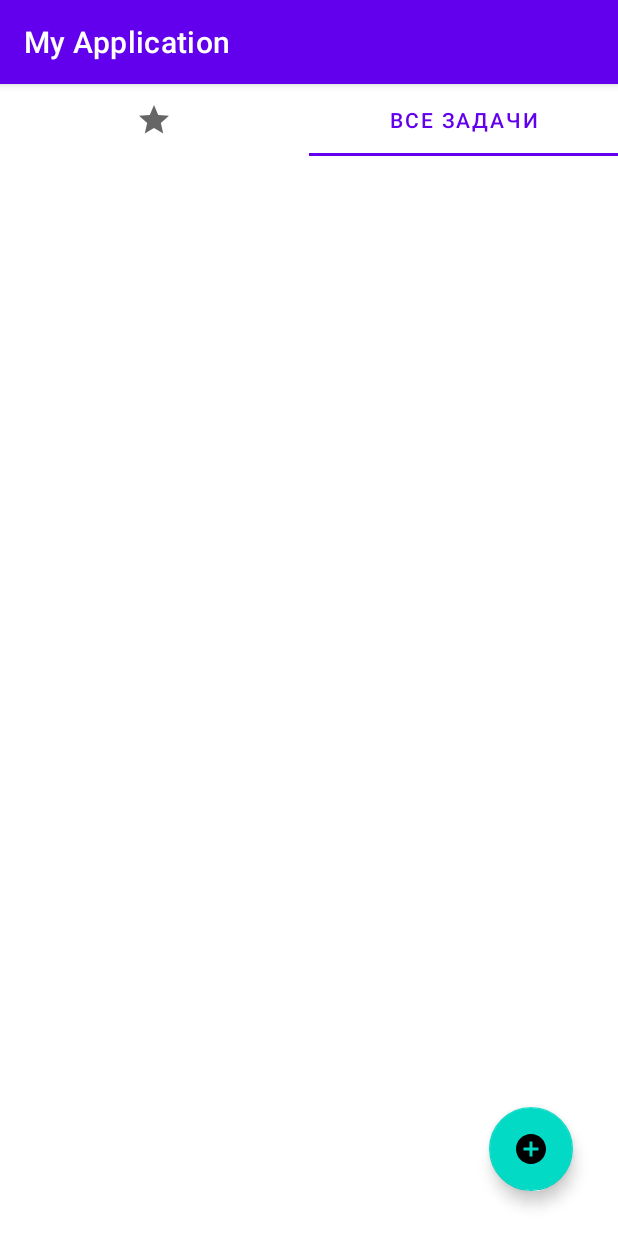
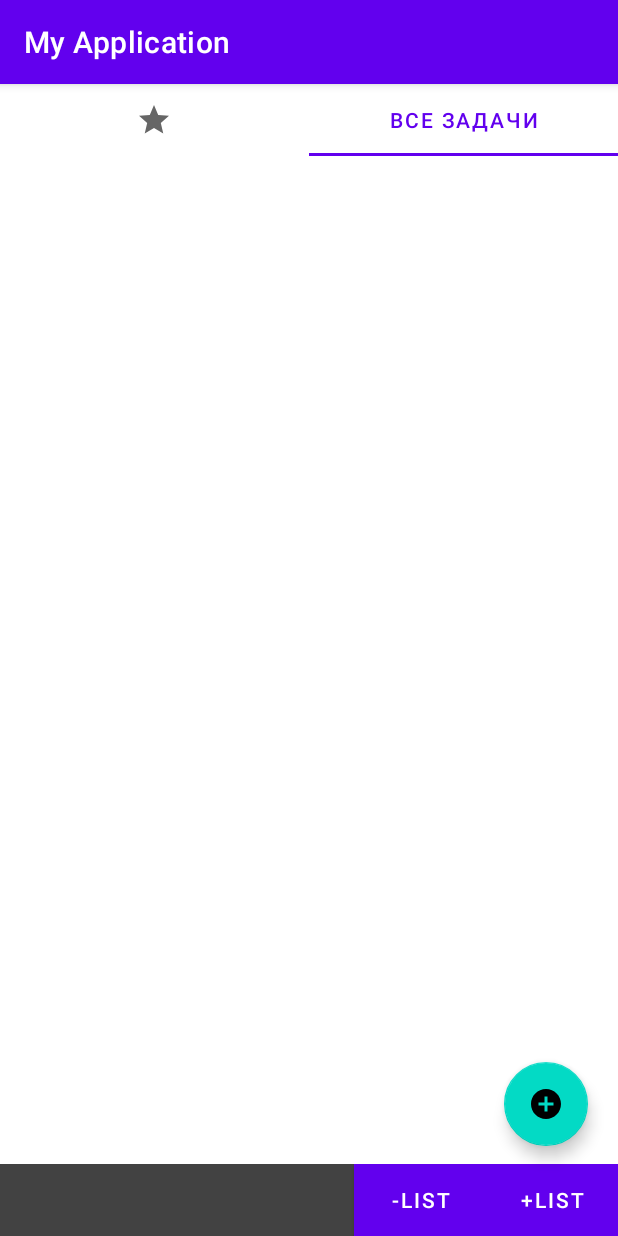
Before and after one commit to asgard125/TaskManager, an Android app: the screen it shows after launch (MainActivity), tab 2 chosen, on a phone screen of 412 x 824 dp. Run offline under Robolectric (Android 15) with nearby library versions, the phone set to English and light mode, and no system bars; our stand-ins replace Room's generated code.

Commit message:
Added: added functional for adding new tabs added clicking on current task added task activity to watch task description
updated:
task list fragment
main activity

fixed:
task list fragment wasn't updated in real time

removed:

```diff
--- a/app/src/main/java/com/taskmanager/myapplication/data/room/dao/TaskDao.kt
+++ b/app/src/main/java/com/taskmanager/myapplication/data/room/dao/TaskDao.kt
@@ -1,10 +1,7 @@
 package com.taskmanager.myapplication.data.room.dao
 
 import androidx.lifecycle.LiveData
-import androidx.room.Dao
-import androidx.room.Delete
-import androidx.room.Insert
-import androidx.room.Query
+import androidx.room.*
 import com.taskmanager.myapplication.domain.models.Task
 
 @Dao
@@ -13,6 +10,11 @@ abstract class TaskDao {
     abstract fun addTask(task: Task)
     @Delete
     abstract fun deleteTask(task: Task)
+    @Update
+    abstract fun changeTask(task: Task)
+
+    @Query("SELECT * FROM Task WHERE id = :id")
+    abstract fun getTaskById(id: Int): LiveData<List<Task>>
     @Query("SELECT * FROM Task")
     abstract fun getAllTasks(): LiveData<List<Task>>
     @Query("SELECT * FROM Task WHERE taskListId = :taskListId")
--- a/app/src/main/java/com/taskmanager/myapplication/data/room/dao/TaskListDao.kt
+++ b/app/src/main/java/com/taskmanager/myapplication/data/room/dao/TaskListDao.kt
@@ -1,19 +1,23 @@
 package com.taskmanager.myapplication.data.room.dao
 
+import androidx.lifecycle.LiveData
 import androidx.room.*
 import com.taskmanager.myapplication.domain.models.TaskList
 
 @Dao
 abstract class TaskListDao {
     @Insert
-    abstract suspend fun addTaskList(taskListEntity: TaskList)
+    abstract fun addTaskList(taskListEntity: TaskList)
 
     @Delete
-    abstract suspend fun deleteTaskList(taskListEntity: TaskList)
+    abstract fun deleteTaskList(taskListEntity: TaskList)
 
     @Update
-    abstract suspend fun updateTaskList(taskListEntity: TaskList)
+    abstract fun updateTaskList(taskListEntity: TaskList)
 
     @Query("SELECT * FROM taskList")
-    abstract suspend fun getAllTaskLists() : List<TaskList>
+    abstract fun getAllTaskLists() : LiveData<List<TaskList>>
+
+    @Query("SELECT * FROM taskList WHERE id = :id")
+    abstract fun getTaskListById(id: Int) : LiveData<List<TaskList>>
 }
--- a/app/src/main/java/com/taskmanager/myapplication/domain/TaskListRepository.kt
+++ b/app/src/main/java/com/taskmanager/myapplication/domain/TaskListRepository.kt
@@ -1,10 +1,13 @@
 package com.taskmanager.myapplication.domain
 
+import androidx.lifecycle.LiveData
+import com.taskmanager.myapplication.domain.models.Task
 import com.taskmanager.myapplication.domain.models.TaskList
 
 interface TaskListRepository {
-    suspend fun addTaskList(taskList: TaskList)
-    suspend fun deleteTaskList(taskList: TaskList)
-    suspend fun updateTaskList(taskList: TaskList)
-    suspend fun getAllTaskLists() : List<TaskList>
+     fun addTaskList(taskList: TaskList)
+     fun deleteTaskList(taskList: TaskList)
+     fun updateTaskList(taskList: TaskList)
+     fun getAllTaskLists() : LiveData<List<TaskList>>
+     fun getTaskListById(id: Int): LiveData<List<TaskList>>
 }
--- a/app/src/main/java/com/taskmanager/myapplication/domain/TaskRepository.kt
+++ b/app/src/main/java/com/taskmanager/myapplication/domain/TaskRepository.kt
@@ -6,6 +6,8 @@ import com.taskmanager.myapplication.domain.models.Task
 interface TaskRepository {
     fun addTask(task: Task)
      fun deleteTask(task: Task)
+     fun getTaskById(id: Int): Task?
+     fun changeTask(task: Task)
      fun getAllTasks(): LiveData<List<Task>>
     fun getTasksFromTaskList(id: Int): LiveData<List<Task>>
     fun getFavoriteTasks(): LiveData<List<Task>>
--- a/app/src/main/java/com/taskmanager/myapplication/presentation/MainActivity.kt
+++ b/app/src/main/java/com/taskmanager/myapplication/presentation/MainActivity.kt
@@ -4,6 +4,7 @@ import android.content.Context
 import android.content.Intent
 import androidx.appcompat.app.AppCompatActivity
 import android.os.Bundle
+import android.util.Log
 import android.widget.Button
 import android.widget.EditText
 import androidx.lifecycle.ViewModelProvider
@@ -11,12 +12,14 @@ import androidx.viewpager2.widget.ViewPager2
 import com.google.android.material.bottomsheet.BottomSheetDialog
 import com.google.android.material.tabs.TabLayout
 import com.google.android.material.tabs.TabLayout.OnTabSelectedListener
+import com.google.android.material.tabs.TabLayout.Tab
 import com.google.android.material.tabs.TabLayoutMediator
 import com.taskmanager.myapplication.R
 import com.taskmanager.myapplication.databinding.ActivityMainBinding
 import com.taskmanager.myapplication.databinding.DialogAddTaskBinding
 import com.taskmanager.myapplication.di.Dependencies
 import com.taskmanager.myapplication.domain.models.Task
+import com.taskmanager.myapplication.domain.models.TaskList
 import kotlinx.coroutines.DelicateCoroutinesApi
 import kotlinx.coroutines.GlobalScope
 import kotlinx.coroutines.launch
@@ -29,6 +32,7 @@ class MainActivity : AppCompatActivity() {
     lateinit var vm: MainViewModel
     lateinit var dialog: BottomSheetDialog
     var tabIndex: Int = 0
+    var added_tabs_size: Int = 0
 
 
     @OptIn(DelicateCoroutinesApi::class)
@@ -43,27 +47,55 @@ class MainActivity : AppCompatActivity() {
 
         Dependencies.taskRepository
 
-        fun showBottomSheetDialog() {
+        vm.listOfTaskLists.observe(this){
+            updateTabs(it)
+            vpAdapter.updateData(it)
+        }
+        fun showBottomSheetDialogAddTask() {
             val dialogView = layoutInflater.inflate(R.layout.dialog_add_task, null)
             dialog = BottomSheetDialog(this, R.style.AddTaskDialogTheme)
             dialog.setContentView(dialogView)
             dialog.show()
 
-            dialog.findViewById<Button>(R.id.create_button)?.setOnClickListener {
+            dialog.findViewById<Button>(R.id.create_task_button)?.setOnClickListener {
                 val title = dialog.findViewById<EditText>(R.id.taskTitle)?.text.toString()
                 val desc = ""
+                var curr_list_ind = binding.tabLayout.getTabAt(tabIndex)?.id
+                if (curr_list_ind == null){
+                    curr_list_ind = -1
+                }
                 GlobalScope.launch {
-                    vm.addTask(Task(name = title, description = desc, taskListId = 0, favorite = false, completed = false))
+                    vm.addTask(Task(name = title, description = desc, taskListId = curr_list_ind, favorite = false, completed = false))
                 }
-                get_tasks_by_tab_index(tabIndex)
                 dialog.dismiss()
             }
 
         }
 
-        binding.addTaskListButton.setOnClickListener {
-            showBottomSheetDialog()
+        fun showBottomSheetDialogAddList() {
+            val dialogView = layoutInflater.inflate(R.layout.dialog_add_list, null)
+            dialog = BottomSheetDialog(this, R.style.AddTaskDialogTheme)
+            dialog.setContentView(dialogView)
+            dialog.show()
+
+            dialog.findViewById<Button>(R.id.create_list_button)?.setOnClickListener {
+                val title = dialog.findViewById<EditText>(R.id.listTitle)?.text.toString()
+                GlobalScope.launch {
+                    vm.addTaskList(TaskList(name = title))
+                }
+                dialog.dismiss()
+            }
+
         }
+
+        binding.addTaskButton.setOnClickListener {
+            showBottomSheetDialogAddTask()
+        }
+
+        binding.addListButton.setOnClickListener {
+            showBottomSheetDialogAddList()
+        }
+
 
 
         binding.viewPager.apply {
@@ -73,11 +105,9 @@ class MainActivity : AppCompatActivity() {
                     super.onPageSelected(position)
                     binding.tabLayout.getTabAt(position)!!.select()
                     tabIndex = position
-                    get_tasks_by_tab_index(tabIndex)
                 }
             })
         }
-
 
         binding.tabLayout.addOnTabSelectedListener(object : OnTabSelectedListener{
             override fun onTabSelected(tab: TabLayout.Tab?) {
@@ -97,19 +127,22 @@ class MainActivity : AppCompatActivity() {
 
     }
 
-    override fun onResume() {
-        super.onResume()
-        get_tasks_by_tab_index(tabIndex)
+    fun updateTabs(tasksLists: List<TaskList>){
+        for (i in 2..added_tabs_size + 1){
+            binding.tabLayout.getTabAt(2)?.let { binding.tabLayout.removeTab(it) }
+        }
+        added_tabs_size = tasksLists.size
+        for (i in 1..added_tabs_size){
+            val newTab = binding.tabLayout.newTab()
+            newTab.id = tasksLists[i - 1].id!!
+            newTab.text = tasksLists[i - 1].name
+            binding.tabLayout.addTab(newTab)
+        }
     }
-    fun get_tasks_by_tab_index(tab_index: Int){
-        if (tab_index == 0){
-            vm.getFavoriteTasks()
-        }
-        else if (tab_index == 1){
-            vm.getAllTasks()
-        } else{
-            vm.getTasksFromTaskList(tab_index - 1)
-        }
+
+    fun startTaskActivity(id: Int){
+        startActivity(
+            TaskActivity.getIntent(this, id))
     }
 
     companion object {
--- a/app/src/main/java/com/taskmanager/myapplication/presentation/MainViewModel.kt
+++ b/app/src/main/java/com/taskmanager/myapplication/presentation/MainViewModel.kt
@@ -2,7 +2,6 @@ package com.taskmanager.myapplication.presentation
 
 import android.util.Log
 import androidx.lifecycle.LiveData
-import androidx.lifecycle.MutableLiveData
 import androidx.lifecycle.ViewModel
 import androidx.lifecycle.viewModelScope
 import com.taskmanager.myapplication.di.Dependencies
@@ -11,26 +10,37 @@ import com.taskmanager.myapplication.domain.models.TaskList
 import kotlinx.coroutines.launch
 
 class MainViewModel: ViewModel() {
-//    val list = MutableLiveData<List<Task>>()
-    var list: LiveData<List<Task>> = Dependencies.taskRepository.getAllTasks()
+
+    var listOfTasks: LiveData<List<Task>> = Dependencies.taskRepository.getAllTasks()
+    var listOfTaskLists: LiveData<List<TaskList>> = Dependencies.taskListRepository.getAllTaskLists()
 
     private val taskRepository = Dependencies.taskRepository
+    private val taskListRepository = Dependencies.taskListRepository
     fun getAllTasks(){
         viewModelScope.launch {
-            list = taskRepository.getAllTasks()
+            listOfTasks = taskRepository.getAllTasks()
         }
-        Log.d("obs", list.hasActiveObservers().toString())
+    }
+
+    fun getTaskByIdFromList(id: Int): Task?{
+        for (i in 0 ..(listOfTasks.value?.size ?: 0)){
+            if (listOfTasks.value?.get(i)?.id == id) {
+                return listOfTasks.value?.get(i)
+            }
+            Log.d("чето произошло", "чето произошло")
+        }
+        return null
     }
 
     fun getTasksFromTaskList(id: Int) {
         viewModelScope.launch {
-            list = taskRepository.getTasksFromTaskList(id)
+            listOfTasks = taskRepository.getTasksFromTaskList(id)
         }
     }
 
     fun getFavoriteTasks() {
         viewModelScope.launch {
-            list= taskRepository.getFavoriteTasks()
+            listOfTasks = taskRepository.getFavoriteTasks()
         }
     }
 
@@ -39,9 +49,9 @@ class MainViewModel: ViewModel() {
             taskRepository.addTask(task)
         }
     }
-    fun changeTask(){
+    fun changeTask(task: Task){
         viewModelScope.launch {
-//            list.postValue(taskRepository.getFavoriteTasks())
+            taskRepository.changeTask(task)
         }
     }
 
@@ -50,4 +60,9 @@ class MainViewModel: ViewModel() {
             taskRepository.deleteTask(task)
         }
     }
+    fun addTaskList(taskList: TaskList){
+        viewModelScope.launch {
+            taskListRepository.addTaskList(taskList)
+        }
+    }
 }
--- a/app/src/main/java/com/taskmanager/myapplication/presentation/TaskListFragment.kt
+++ b/app/src/main/java/com/taskmanager/myapplication/presentation/TaskListFragment.kt
@@ -2,18 +2,14 @@ package com.taskmanager.myapplication.presentation
 
 import android.content.Context
 import android.os.Bundle
-import android.util.Log
 import androidx.fragment.app.Fragment
 import android.view.LayoutInflater
 import android.view.View
 import android.view.ViewGroup
 import androidx.core.os.bundleOf
 import androidx.lifecycle.ViewModelProvider
-import androidx.recyclerview.widget.LinearLayoutManager
-import androidx.recyclerview.widget.RecyclerView
 import com.taskmanager.myapplication.databinding.FragmentTaskListBinding
 import com.taskmanager.myapplication.domain.models.Task
-import java.util.*
 
 
 class TaskListFragment() : Fragment(), TaskListAdapterListener {
@@ -49,9 +45,12 @@ class TaskListFragment() : Fragment(), TaskListAdapterListener {
         else if (requireArguments().getInt(ARG_TASK_LIST_ID) == 1){
             viewModel.getAllTasks()
         } else{
-            viewModel.getTasksFromTaskList(requireArguments().getInt(ARG_TASK_LIST_ID) - 1)
+            var listInd = viewModel.listOfTaskLists.value?.get(requireArguments().getInt(ARG_TASK_LIST_ID) - 2)?.id
+            if (listInd != null){
+                viewModel.getTasksFromTaskList(listInd)
+            }
         }
-        viewModel.list.observe(this) {
+        viewModel.listOfTasks.observe(this) {
             adapter.updateData(it)
         }
 
@@ -75,18 +74,14 @@ class TaskListFragment() : Fragment(), TaskListAdapterListener {
         _binding = null
     }
 
-    override fun onResume() {
-        super.onResume()
-    }
-
     override fun onChanged(task: Task) {
-        // todo
+        viewModel.changeTask(task)
     }
     override fun onDelete(task: Task) {
         viewModel.deleteTask(task)
     }
 
     override fun onClick(id: Int) {
-        // todo
+        hostActivity.startTaskActivity(id)
     }
 }
--- a/app/src/main/java/com/taskmanager/myapplication/presentation/ViewPagerAdapter.kt
+++ b/app/src/main/java/com/taskmanager/myapplication/presentation/ViewPagerAdapter.kt
@@ -1,19 +1,25 @@
 package com.taskmanager.myapplication.presentation
 
+import android.annotation.SuppressLint
 import androidx.fragment.app.Fragment
-import androidx.lifecycle.MutableLiveData
+import androidx.viewpager.widget.PagerAdapter
 import androidx.viewpager2.adapter.FragmentStateAdapter
-import com.taskmanager.myapplication.domain.models.Task
 import com.taskmanager.myapplication.domain.models.TaskList
 
 class ViewPagerAdapter(fragmentActivity: MainActivity) : FragmentStateAdapter(fragmentActivity) {
 
-    val taskList = MutableLiveData<List<Task>>()
+    private var tasksLists: MutableList<TaskList> = mutableListOf()
     override fun getItemCount(): Int {
-        return 3
+        return tasksLists.size
     }
 
     override fun createFragment(position: Int): Fragment {
         return TaskListFragment.newInstance(position)
     }
+
+    @SuppressLint("NotifyDataSetChanged")
+    fun updateData(newTaskList: List<TaskList>){
+        tasksLists = newTaskList.toMutableList()
+        notifyDataSetChanged()
+    }
 }
--- a/app/src/main/res/layout/activity_main.xml
+++ b/app/src/main/res/layout/activity_main.xml
@@ -5,7 +5,11 @@
     android:layout_width="match_parent"
     android:layout_height="match_parent">
 
-
+        xmlns:android="http://schemas.android.com/apk/res/android"
+        xmlns:app="http://schemas.android.com/apk/res-auto"
+        xmlns:tools="http://schemas.android.com/tools"
+        android:layout_width="match_parent"
+        android:layout_height="wrap_content">
     <com.google.android.material.tabs.TabLayout
         android:id="@+id/tab_layout"
         android:layout_width="match_parent"
@@ -39,13 +43,45 @@
     </androidx.viewpager2.widget.ViewPager2>
 
     <com.google.android.material.floatingactionbutton.FloatingActionButton
-        android:id="@+id/add_task_list_button"
+        android:id="@+id/add_task_button"
         android:layout_width="wrap_content"
         android:layout_height="wrap_content"
-        android:layout_margin="30dp"
+        android:layout_marginRight="20dp"
+        android:layout_marginBottom="60dp"
         android:clickable="true"
         android:focusable="true"
         android:src="@drawable/ic_baseline_add_circle_24"
         app:layout_constraintBottom_toBottomOf="parent"
         app:layout_constraintEnd_toEndOf="parent" />
+
+    <androidx.constraintlayout.widget.ConstraintLayout xmlns:android="http://schemas.android.com/apk/res/android"
+        xmlns:app="http://schemas.android.com/apk/res-auto"
+        xmlns:tools="http://schemas.android.com/tools"
+        android:layout_width="match_parent"
+        android:layout_height="wrap_content"
+        app:layout_constraintBottom_toBottomOf="parent"
+        android:background="@color/cardview_dark_background">
+
+        <Button
+            android:id="@+id/add_list_button"
+            android:layout_width="wrap_content"
+            android:layout_height="wrap_content"
+            app:layout_constraintBottom_toBottomOf="parent"
+            app:layout_constraintEnd_toEndOf="parent"
+            app:layout_constraintTop_toTopOf="parent"
+            android:text="+list"
+            android:textColor="@color/white"
+            android:background="@color/blue"/>
+
+        <Button
+            android:id="@+id/remove_list_button"
+            android:layout_width="wrap_content"
+            android:layout_height="wrap_content"
+            app:layout_constraintBottom_toBottomOf="parent"
+            app:layout_constraintEnd_toStartOf="@+id/add_list_button"
+            app:layout_constraintTop_toTopOf="parent"
+            android:text="-list"
+            android:textColor="@color/white"
+            android:background="@color/blue"/>
+    </androidx.constraintlayout.widget.ConstraintLayout>
 </androidx.constraintlayout.widget.ConstraintLayout>
--- a/app/src/main/res/layout/dialog_add_task.xml
+++ b/app/src/main/res/layout/dialog_add_task.xml
@@ -14,7 +14,7 @@
         android:layout_width="match_parent"
         android:layout_height="wrap_content"
         android:layout_margin="4dp"
-        android:hint="@string/task_name"
+        android:hint="Название задачи"
         android:textColor="@color/white"
         android:textColorHint="@color/whiteDark"
         android:textSize="24sp"
@@ -33,10 +33,10 @@
             android:layout_weight="1"/>
 
         <Button
-            android:id="@+id/create_button"
+            android:id="@+id/create_task_button"
             android:layout_width="wrap_content"
             android:layout_height="wrap_content"
-            android:text="@string/create"
+            android:text="Создать"
             android:textColor="@color/white"
             android:background="@color/transparent"/>
 
```
Also changed, not shown: app/src/main/java/com/taskmanager/myapplication/data/TaskListRepositoryImpl.kt (+10 -7 lines), app/src/main/java/com/taskmanager/myapplication/data/TaskRepositoryImpl.kt (+8 -1 lines), app/src/main/java/com/taskmanager/myapplication/presentation/TaskActivity.kt (+23 -18 lines), app/src/main/java/com/taskmanager/myapplication/presentation/TaskFragment.kt (deleted, +0 -55 lines), app/src/main/java/com/taskmanager/myapplication/presentation/TaskListAdapter.kt (+5 -5 lines).
